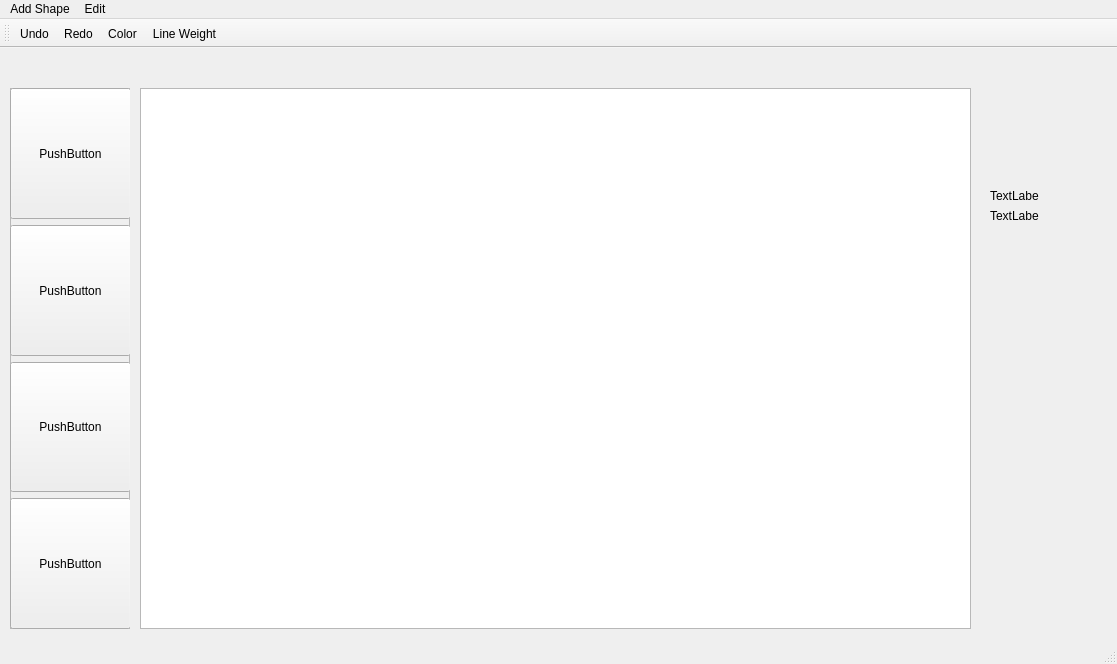
Before: the Qt Designer form mainwindow.ui in KamelMoohamed/CMP2241_F21_Team01_IRO_Painting, drawn with Qt 5.
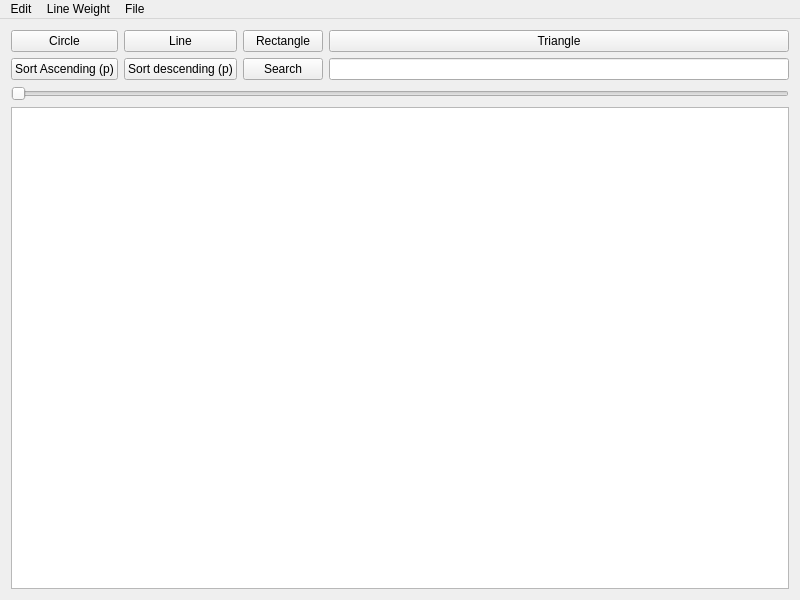
After: the same form once the commit is applied.

Commit message: modified icons, table,menu (my branch)

Patch:
```diff
--- a/mainwindow.ui
+++ b/mainwindow.ui
@@ -6,182 +6,91 @@
    <rect>
     <x>0</x>
     <y>0</y>
-    <width>1117</width>
-    <height>664</height>
+    <width>800</width>
+    <height>600</height>
    </rect>
   </property>
   <property name="windowTitle">
    <string>MainWindow</string>
   </property>
-  <widget class="QWidget" name="centralwidget">
-   <widget class="QGraphicsView" name="graphicsView">
-    <property name="geometry">
-     <rect>
-      <x>140</x>
-      <y>40</y>
-      <width>831</width>
-      <height>541</height>
-     </rect>
-    </property>
-   </widget>
-   <widget class="QFrame" name="frame">
-    <property name="geometry">
-     <rect>
-      <x>10</x>
-      <y>40</y>
-      <width>120</width>
-      <height>541</height>
-     </rect>
-    </property>
-    <property name="frameShape">
-     <enum>QFrame::StyledPanel</enum>
-    </property>
-    <property name="frameShadow">
-     <enum>QFrame::Raised</enum>
-    </property>
-    <widget class="QWidget" name="verticalLayoutWidget">
-     <property name="geometry">
-      <rect>
-       <x>0</x>
-       <y>0</y>
-       <width>121</width>
-       <height>541</height>
-      </rect>
-     </property>
-     <layout class="QVBoxLayout" name="verticalLayout">
-      <item>
-       <widget class="QPushButton" name="Triangle">
-        <property name="sizePolicy">
-         <sizepolicy hsizetype="Minimum" vsizetype="Minimum">
-          <horstretch>0</horstretch>
-          <verstretch>0</verstretch>
-         </sizepolicy>
-        </property>
-        <property name="text">
-         <string>PushButton</string>
-        </property>
-        <attribute name="buttonGroup">
-         <string notr="true">buttonGroup</string>
-        </attribute>
-       </widget>
-      </item>
-      <item>
-       <widget class="QPushButton" name="Rectangle">
-        <property name="sizePolicy">
-         <sizepolicy hsizetype="Minimum" vsizetype="Minimum">
-          <horstretch>0</horstretch>
-          <verstretch>0</verstretch>
-         </sizepolicy>
-        </property>
-        <property name="text">
-         <string>PushButton</string>
-        </property>
-        <attribute name="buttonGroup">
-         <string notr="true">buttonGroup</string>
-        </attribute>
-       </widget>
-      </item>
-      <item>
-       <widget class="QPushButton" name="pushButton_3">
-        <property name="sizePolicy">
-         <sizepolicy hsizetype="Preferred" vsizetype="Minimum">
-          <horstretch>0</horstretch>
-          <verstretch>0</verstretch>
-         </sizepolicy>
-        </property>
-        <property name="text">
-         <string>PushButton</string>
-        </property>
-        <attribute name="buttonGroup">
-         <string notr="true">buttonGroup</string>
-        </attribute>
-       </widget>
-      </item>
-      <item>
-       <widget class="QPushButton" name="pushButton_4">
-        <property name="sizePolicy">
-         <sizepolicy hsizetype="Minimum" vsizetype="Minimum">
-          <horstretch>0</horstretch>
-          <verstretch>0</verstretch>
-         </sizepolicy>
-        </property>
-        <property name="text">
-         <string>PushButton</string>
-        </property>
-        <attribute name="buttonGroup">
-         <string notr="true">buttonGroup</string>
-        </attribute>
-       </widget>
-      </item>
-     </layout>
-    </widget>
-   </widget>
-   <widget class="QLabel" name="label">
-    <property name="geometry">
-     <rect>
-      <x>990</x>
-      <y>140</y>
-      <width>49</width>
-      <height>16</height>
-     </rect>
-    </property>
-    <property name="text">
-     <string>TextLabel</string>
-    </property>
-   </widget>
-   <widget class="QLabel" name="label_2">
-    <property name="geometry">
-     <rect>
-      <x>990</x>
-      <y>160</y>
-      <width>49</width>
-      <height>16</height>
-     </rect>
-    </property>
-    <property name="text">
-     <string>TextLabel</string>
-    </property>
-   </widget>
-   <widget class="QPushButton" name="pushButton">
-    <property name="geometry">
-     <rect>
-      <x>140</x>
-      <y>40</y>
-      <width>831</width>
-      <height>541</height>
-     </rect>
-    </property>
-    <property name="styleSheet">
-     <string notr="true">QPushButton{background:transparent;}</string>
-    </property>
-    <property name="text">
-     <string/>
-    </property>
-   </widget>
-   <zorder>pushButton</zorder>
-   <zorder>graphicsView</zorder>
-   <zorder>frame</zorder>
-   <zorder>label</zorder>
-   <zorder>label_2</zorder>
+  <widget class="QWidget" name="centralWidget">
+   <layout class="QGridLayout" name="gridLayout">
+    <item row="0" column="2">
+     <widget class="QPushButton" name="pushButton_2">
+      <property name="text">
+       <string>Rectangle</string>
+      </property>
+     </widget>
+    </item>
+    <item row="2" column="0" colspan="4">
+     <widget class="QSlider" name="horizontalSlider">
+      <property name="maximum">
+       <number>30</number>
+      </property>
+      <property name="orientation">
+       <enum>Qt::Horizontal</enum>
+      </property>
+     </widget>
+    </item>
+    <item row="3" column="0" colspan="4">
+     <widget class="QGraphicsView" name="graphicsView"/>
+    </item>
+    <item row="0" column="0">
+     <widget class="QPushButton" name="pushButton">
+      <property name="text">
+       <string>Circle</string>
+      </property>
+     </widget>
+    </item>
+    <item row="0" column="3">
+     <widget class="QPushButton" name="pushButton_3">
+      <property name="text">
+       <string>Triangle</string>
+      </property>
+     </widget>
+    </item>
+    <item row="0" column="1">
+     <widget class="QPushButton" name="pushButton_4">
+      <property name="text">
+       <string>Line</string>
+      </property>
+     </widget>
+    </item>
+    <item row="1" column="0">
+     <widget class="QPushButton" name="sortA_Btn">
+      <property name="text">
+       <string>Sort Ascending (p)</string>
+      </property>
+     </widget>
+    </item>
+    <item row="1" column="1">
+     <widget class="QPushButton" name="sortD_Btn">
+      <property name="text">
+       <string>Sort descending (p)</string>
+      </property>
+     </widget>
+    </item>
+    <item row="1" column="2">
+     <widget class="QPushButton" name="srch_Btn">
+      <property name="text">
+       <string>Search</string>
+      </property>
+     </widget>
+    </item>
+    <item row="1" column="3">
+     <widget class="QLineEdit" name="lineEdit_srchTxt"/>
+    </item>
+   </layout>
   </widget>
   <widget class="QMenuBar" name="menubar">
    <property name="geometry">
     <rect>
      <x>0</x>
      <y>0</y>
-     <width>1117</width>
-     <height>21</height>
+     <width>800</width>
+     <height>22</height>
     </rect>
    </property>
-   <widget class="QMenu" name="menuAdd_Shape">
-    <property name="title">
-     <string>Add Shape</string>
-    </property>
-    <addaction name="actionAdd_Rectangle"/>
-    <addaction name="actionAdd_Triangle"/>
-    <addaction name="actionAdd_Line"/>
-    <addaction name="actionAdd_Circle"/>
-   </widget>
    <widget class="QMenu" name="menuEdit">
     <property name="title">
      <string>Edit</string>
@@ -191,55 +100,24 @@
     <addaction name="actionUndo"/>
     <addaction name="actionRedo"/>
    </widget>
-   <addaction name="menuAdd_Shape"/>
+   <widget class="QMenu" name="menuLine_Weight">
+    <property name="title">
+     <string>Line Weight</string>
+    </property>
+   </widget>
+   <widget class="QMenu" name="menuFile">
+    <property name="title">
+     <string>File </string>
+    </property>
+    <addaction name="separator"/>
+    <addaction name="actionSave_Json"/>
+    <addaction name="actionSave_PNG"/>
+    <addaction name="actionOpen_File"/>
+   </widget>
    <addaction name="menuEdit"/>
+   <addaction name="menuLine_Weight"/>
+   <addaction name="menuFile"/>
   </widget>
-  <widget class="QStatusBar" name="statusbar"/>
-  <widget class="QToolBar" name="toolBar">
-   <property name="windowTitle">
-    <string>toolBar</string>
-   </property>
-   <attribute name="toolBarArea">
-    <enum>TopToolBarArea</enum>
-   </attribute>
-   <attribute name="toolBarBreak">
-    <bool>false</bool>
-   </attribute>
-   <addaction name="actionUndo"/>
-   <addaction name="actionRedo"/>
-   <addaction name="actionColor"/>
-   <addaction name="actionLine_Weight"/>
-  </widget>
-  <action name="actionAdd_Rectangle">
-   <property name="text">
-    <string>Add Rectangle</string>
-   </property>
-  </action>
-  <action name="actionAdd_Triangle">
-   <property name="text">
-    <string>Add Triangle</string>
-   </property>
-  </action>
-  <action name="actionAdd_Line">
-   <property name="text">
-    <string>Add Line</string>
-   </property>
-  </action>
-  <action name="actionAdd_Circle">
-   <property name="text">
-    <string>Add Circle</string>
-   </property>
-  </action>
-  <action name="actionColor">
-   <property name="text">
-    <string>Color</string>
-   </property>
-  </action>
-  <action name="actionLine_Weight">
-   <property name="text">
-    <string>Line Weight</string>
-   </property>
-  </action>
   <action name="actionUndo">
    <property name="text">
     <string>Undo</string>
@@ -257,6 +135,7 @@
    </property>
   </action>
  </widget>
+ <layoutdefault spacing="6" margin="11"/>
  <resources/>
  <connections/>
  <buttongroups>
```
Left out of the diff: 34 changed lines with no effect on the pictures. The commit also changes 67 other files.
